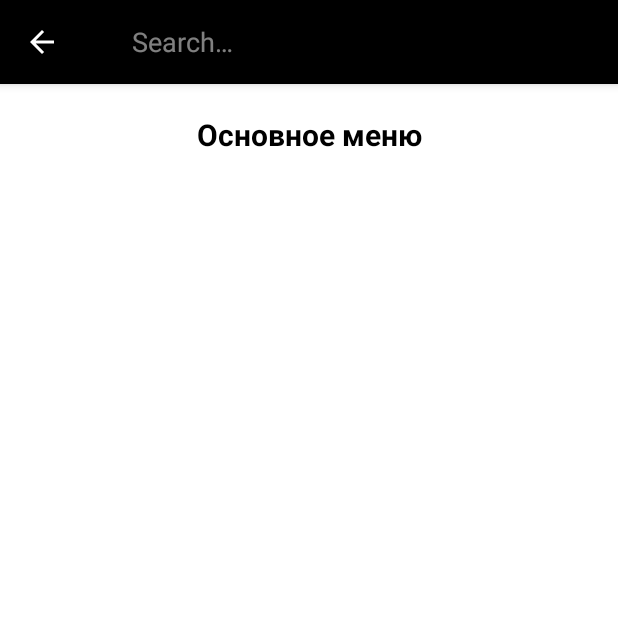
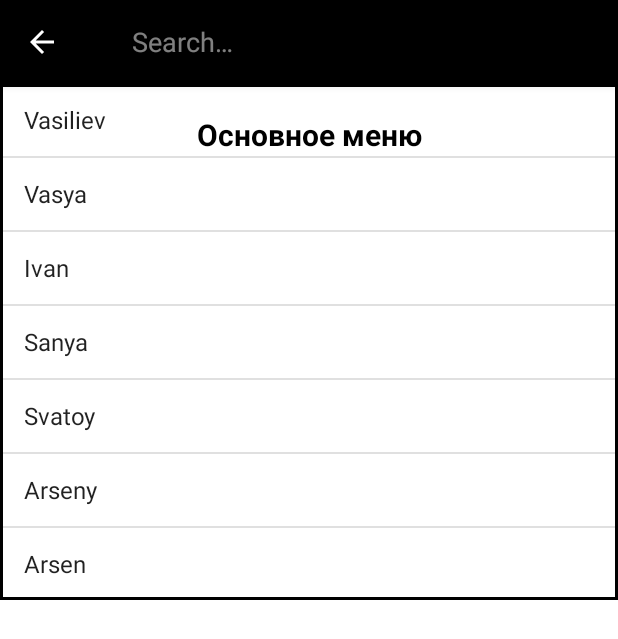
Before and after one commit to SvatoyP/android_app11, an Android app: the screen it shows after launch (MainActivity), after a tap on "Search", on a phone screen of 412 x 824 dp. Shown: the top 639 px of the screen. Run offline under Robolectric (Android 15) with nearby library versions, the light colour scheme and no system bars.

Commit message:
add search v0.1

```diff
--- a/Whatsee/app/src/main/java/com/example/whatsee/MainActivity.kt
+++ b/Whatsee/app/src/main/java/com/example/whatsee/MainActivity.kt
@@ -1,5 +1,6 @@
 package com.example.whatsee
 
+import android.app.PendingIntent.getActivity
 import android.app.SearchManager
 import android.content.Context
 import androidx.appcompat.app.AppCompatActivity
@@ -7,9 +8,12 @@ import android.os.Bundle
 import android.view.Menu
 import android.view.MenuItem
 import android.view.WindowManager
-import android.widget.SearchView
+import android.widget.ArrayAdapter
 import androidx.core.view.GravityCompat
+import androidx.core.view.isVisible
 import androidx.fragment.app.Fragment
+import androidx.fragment.app.FragmentManager
+import androidx.fragment.app.FragmentTransaction
 import com.example.whatsee.databinding.ActivityMainBinding
 import com.example.whatsee.fragments.*
 
@@ -27,9 +31,6 @@ class MainActivity : AppCompatActivity() {
             .commit()
 
 
-
-
-
         window.setFlags(
             WindowManager.LayoutParams.FLAG_FULLSCREEN,
             WindowManager.LayoutParams.FLAG_FULLSCREEN
@@ -38,10 +39,6 @@ class MainActivity : AppCompatActivity() {
         supportActionBar?.setDisplayHomeAsUpEnabled(true)
         supportActionBar?.title = "Основное меню"
         supportActionBar?.setHomeAsUpIndicator(R.drawable.ic_menu)
-
-
-
-
 
 
         binding.mainMenuButton.setOnClickListener {
@@ -71,6 +68,7 @@ class MainActivity : AppCompatActivity() {
                 drawer.closeDrawer(GravityCompat.START)
             }
         }
+
         binding.imageAvatar.setOnClickListener {
             supportActionBar?.title = "Профиль"
             openFrag(ProfileFragment.newInstance())
@@ -93,28 +91,46 @@ class MainActivity : AppCompatActivity() {
 
 
     override fun onCreateOptionsMenu(menu: Menu?):Boolean{
-        menuInflater.inflate(R.menu.main_menu, menu)
+
+        val inflater = menuInflater
+        inflater.inflate(R.menu.main_menu, menu)
 
         val manager = getSystemService(Context.SEARCH_SERVICE) as SearchManager
-        val searchItem = menu?.findItem(R.id.search)
-        val searchView = searchItem?.actionView as SearchView
+        val searchItem = menu?.findItem(R.id.searchButt)
+        val searchView = searchItem?.actionView as androidx.appcompat.widget.SearchView
+
+        val user = arrayOf("Vasiliev","Vasya","Ivan", "Sanya","Svatoy", "Arseny","Arsen")
+
+        val userAdapter: ArrayAdapter<String> = ArrayAdapter(this, android.R.layout.simple_list_item_1,user)
 
         searchView.setSearchableInfo(manager.getSearchableInfo(componentName))
 
-        searchView.setOnQueryTextListener(object : SearchView.OnQueryTextListener{
+        binding.userList.isVisible = false
+
+        binding.userList.adapter = userAdapter
+
+        searchView.setOnQueryTextListener(object : androidx.appcompat.widget.SearchView.OnQueryTextListener{
             override fun onQueryTextSubmit(query: String?): Boolean {
+                binding.userList.isVisible = true
+
                 searchView.clearFocus()
                 searchView.setQuery("",false)
                 searchItem.collapseActionView()
-                return true
+                if (user.contains(query)) {
+                    userAdapter.filter.filter(query)
+                }
+                return false
             }
 
             override fun onQueryTextChange(newText: String?): Boolean {
+                userAdapter.filter.filter(newText)
+                binding.userList.isVisible = true
                 return false
             }
         })
         return true
     }
+
 
     override fun onOptionsItemSelected(item: MenuItem): Boolean {
         when(item.itemId){
@@ -134,4 +150,9 @@ class MainActivity : AppCompatActivity() {
         }
         return true
     }
+
+
+
+
+
 }
--- a/Whatsee/app/src/main/res/drawable/searchview_background.xml
+++ b/Whatsee/app/src/main/res/drawable/searchview_background.xml
@@ -3,10 +3,10 @@
     android:shape="rectangle">
 
     <corners
-        android:radius="16dp"/>
+        />
     <stroke
         android:color="@color/black"
-        android:width="2dp"/>
+        android:width="2dp" />
 
 
 </shape>
--- a/Whatsee/app/src/main/res/layout/activity_main.xml
+++ b/Whatsee/app/src/main/res/layout/activity_main.xml
@@ -12,7 +12,14 @@
     <FrameLayout
         android:id="@+id/place_holder"
         android:layout_width="wrap_content"
-        android:layout_height="wrap_content" />
+        android:layout_height="wrap_content" >
+
+        <ListView
+            android:id="@+id/userList"
+            android:layout_width="match_parent"
+            android:layout_height="wrap_content"
+            android:background="@drawable/searchview_background" />
+    </FrameLayout>
 
     <LinearLayout
         android:layout_width="300dp"
--- a/Whatsee/app/src/main/res/menu/main_menu.xml
+++ b/Whatsee/app/src/main/res/menu/main_menu.xml
@@ -5,7 +5,7 @@
 
     <item
         android:title="Search"
-        android:id="@+id/search"
+        android:id="@+id/searchButt"
         android:icon="@drawable/ic_search"
         app:showAsAction="ifRoom|collapseActionView"
         app:actionViewClass="androidx.appcompat.widget.SearchView"
```
Also changed, not shown: Whatsee/app/src/main/java/com/example/whatsee/fragments/SearchFragment.kt (deleted, +0 -60 lines), Whatsee/app/src/main/res/layout/fragment_search.xml (deleted, +0 -33 lines).
